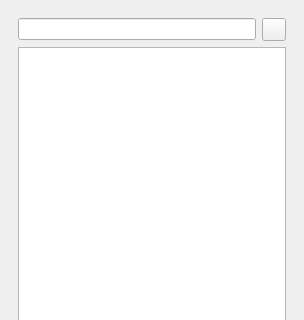
Qt form src/plotseditor.ui (KDE/khipu) before a commit; both pictures show x 0 to 304 and y 0 to 320 of the 304 by 800 pixel window.
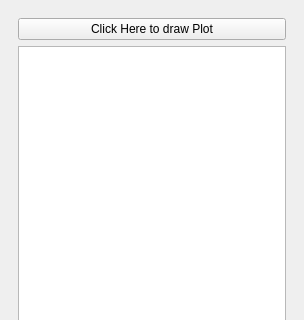
The same form after that commit. Icons and pictures are not drawn. Custom widgets are drawn as their Qt base class.

Commit message: Removed the Line-edit in ploteditor and changed the Layout accordingly

What changed in the file:
```diff
--- a/src/plotseditor.ui
+++ b/src/plotseditor.ui
@@ -31,12 +31,9 @@
         <item>
          <layout class="QHBoxLayout" name="horizontalLayout">
           <item>
-           <widget class="FunctionLibraryEdit" name="quickPlot"/>
-          </item>
-          <item>
-           <widget class="QToolButton" name="addPlots">
+           <widget class="QPushButton" name="addPlots">
             <property name="text">
-             <string/>
+             <string>Click Here to draw Plot</string>
             </property>
             <property name="icon">
              <iconset theme="list-add">
@@ -700,11 +697,6 @@
    <extends>QComboBox</extends>
    <header>plotseditor.h</header>
   </customwidget>
-  <customwidget>
-   <class>FunctionLibraryEdit</class>
-   <extends>QLineEdit</extends>
-   <header>functionlibraryedit.h</header>
-  </customwidget>
  </customwidgets>
  <resources/>
  <connections>
```
The commit also changes 1 other file.
